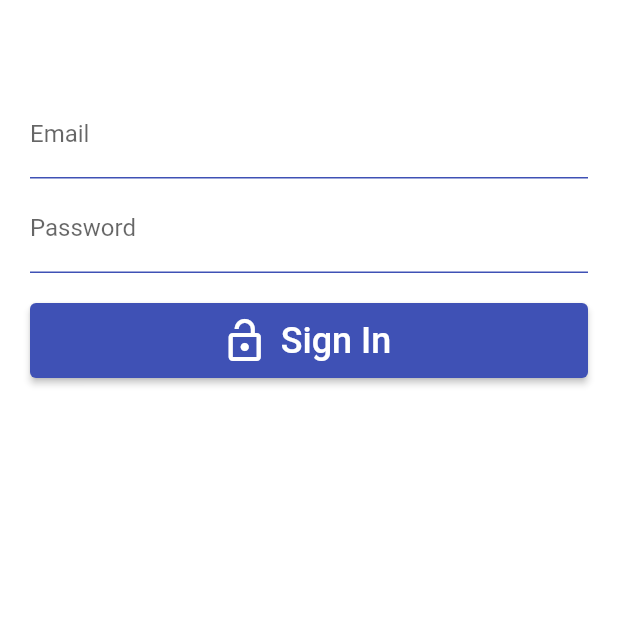
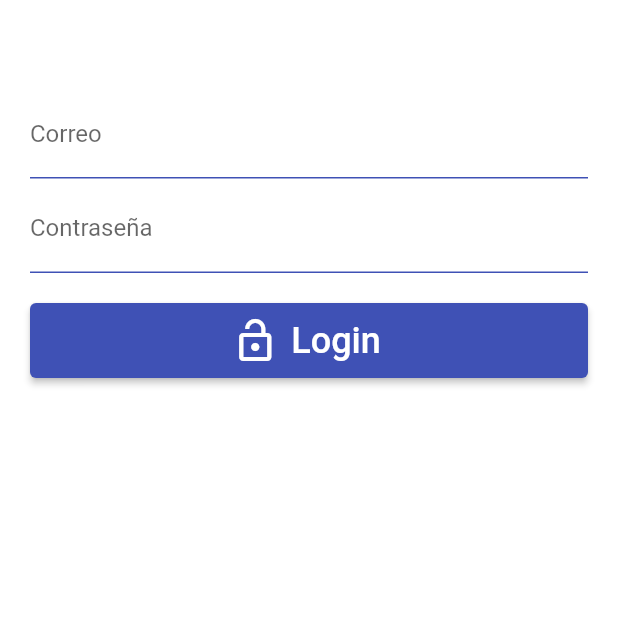
Before and after one commit to JulioLeijaa/PeliculasApp, a Flutter app: the screen it shows after launch, on a phone screen of 412 x 824 dp, the top half of it. Run offline on Flutter 3.47's test engine with Material 2 defaults, Android fonts, the phone set to English and light mode, and no system bars; our stand-ins replace firebase_auth, firebase_core; missing offline and left inert: flutter_card_swipper; accounts and stored records are empty; network calls fail.

Commit message:
[ADD] login and logout was finished

```diff
--- a/lib/main.dart
+++ b/lib/main.dart
@@ -1,3 +1,4 @@
+import 'package:firebase_auth/firebase_auth.dart';
 import 'package:flutter/material.dart';
 import 'package:peliculas_app/screens/screens.dart';
 import 'package:provider/provider.dart';
@@ -11,6 +12,8 @@ Future main() async {
   runApp(const AppState());
 }
 
+final navigatorKey = GlobalKey<NavigatorState>();
+
 class AppState extends StatelessWidget {
   const AppState({Key? key}) : super(key: key);
 
@@ -20,7 +23,19 @@ class AppState extends StatelessWidget {
       providers: [
         ChangeNotifierProvider(create: (_) => MoviesProvider(), lazy: false)
       ],
-      child: const MyApp(),
+      child: MaterialApp(
+        navigatorKey: navigatorKey,
+        debugShowCheckedModeBanner: false,
+        title: 'Peliculas App',
+        routes: {
+          'login': (context) => const LoginScreen(),
+          'home': (context) => const HomeScreen(),
+          'details': (context) => const DetailsScreen(),
+        },
+        theme: ThemeData.light()
+            .copyWith(appBarTheme: const AppBarTheme(color: Colors.amber)),
+        home: const MyApp(),
+      ),
     );
   }
 }
@@ -30,17 +45,33 @@ class MyApp extends StatelessWidget {
 
   @override
   Widget build(BuildContext context) {
-    return MaterialApp(
-      title: 'Peliculas',
-      debugShowCheckedModeBanner: false,
-      initialRoute: 'login',
-      routes: {
-        'login': (context) => const LoginScreen(),
-        'home': (context) => const HomeScreen(),
-        'details': (context) => const DetailsScreen(),
-      },
-      theme: ThemeData.light()
-          .copyWith(appBarTheme: const AppBarTheme(color: Colors.amber)),
+    // return MaterialApp(
+    //   title: 'Peliculas',
+    //   debugShowCheckedModeBanner: false,
+    //   initialRoute: 'login',
+    //   routes: {
+    //     'login': (context) => const LoginScreen(),
+    //     'home': (context) => const HomeScreen(),
+    //     'details': (context) => const DetailsScreen(),
+    //   },
+    //   theme: ThemeData.light()
+    //       .copyWith(appBarTheme: const AppBarTheme(color: Colors.amber)),
+    // );
+    return Scaffold(
+      body: StreamBuilder<User?>(
+        stream: FirebaseAuth.instance.authStateChanges(),
+        builder: (context, snapshot) {
+          if (snapshot.connectionState == ConnectionState.waiting) {
+            return const Center(child: CircularProgressIndicator());
+          } else if (snapshot.hasError) {
+            return const Center(child: Text('Something went wrong!'));
+          } else if (snapshot.hasData) {
+            return const HomeScreen();
+          } else {
+            return const LoginScreen();
+          }
+        },
+      ),
     );
   }
 }
--- a/lib/screens/home_screen.dart
+++ b/lib/screens/home_screen.dart
@@ -1,3 +1,4 @@
+import 'package:firebase_auth/firebase_auth.dart';
 import 'package:flutter/material.dart';
 import 'package:peliculas_app/providers/movies_provider.dart';
 import 'package:peliculas_app/search/search_delegate.dart';
@@ -20,22 +21,23 @@ class HomeScreen extends StatelessWidget {
         actions: [
           IconButton(
             icon: const Icon(Icons.search_outlined),
-            onPressed: () => showSearch(context: context, delegate: MovieSearchDelegate()),
+            onPressed: () =>
+                showSearch(context: context, delegate: MovieSearchDelegate()),
           ),
+          IconButton(
+              onPressed: () => FirebaseAuth.instance.signOut(),
+              icon: const Icon(Icons.arrow_back))
         ],
       ),
       body: SingleChildScrollView(
         child: Column(children: [
           //CardSwiper
-          CardSwiper(
-            movies: moviesProvider.onDisplayMovies
-            ),
+          CardSwiper(movies: moviesProvider.onDisplayMovies),
           //Listado horizontal de películas
           MovieSlider(
-            movies: moviesProvider.popularMovies,
-            title: 'Populares!',
-            onNextPage: () => moviesProvider.getPopularMovies()
-            )
+              movies: moviesProvider.popularMovies,
+              title: 'Populares!',
+              onNextPage: () => moviesProvider.getPopularMovies())
         ]),
       ),
     );
--- a/lib/screens/login.dart
+++ b/lib/screens/login.dart
@@ -35,7 +35,7 @@ class _LoginScreenState extends State<LoginScreen> {
               cursorColor: Colors.white,
               textInputAction: TextInputAction.next,
               decoration: const InputDecoration(
-                labelText: 'Email',
+                labelText: 'Correo',
                 enabledBorder: UnderlineInputBorder(
                     borderSide: BorderSide(color: Colors.indigo)),
                 focusedBorder: UnderlineInputBorder(
@@ -51,7 +51,7 @@ class _LoginScreenState extends State<LoginScreen> {
               controller: passwordController,
               textInputAction: TextInputAction.done,
               decoration: const InputDecoration(
-                labelText: 'Password',
+                labelText: 'Contraseña',
                 enabledBorder: UnderlineInputBorder(
                     borderSide: BorderSide(color: Colors.indigo)),
                 focusedBorder: UnderlineInputBorder(
@@ -69,7 +69,7 @@ class _LoginScreenState extends State<LoginScreen> {
                   minimumSize: const Size.fromHeight(50),
                   primary: Colors.indigo),
               icon: const Icon(Icons.lock_open, size: 32),
-              label: const Text('Sign In', style: TextStyle(fontSize: 24)),
+              label: const Text('Login', style: TextStyle(fontSize: 24)),
               onPressed: signIn,
             )
           ],
```
